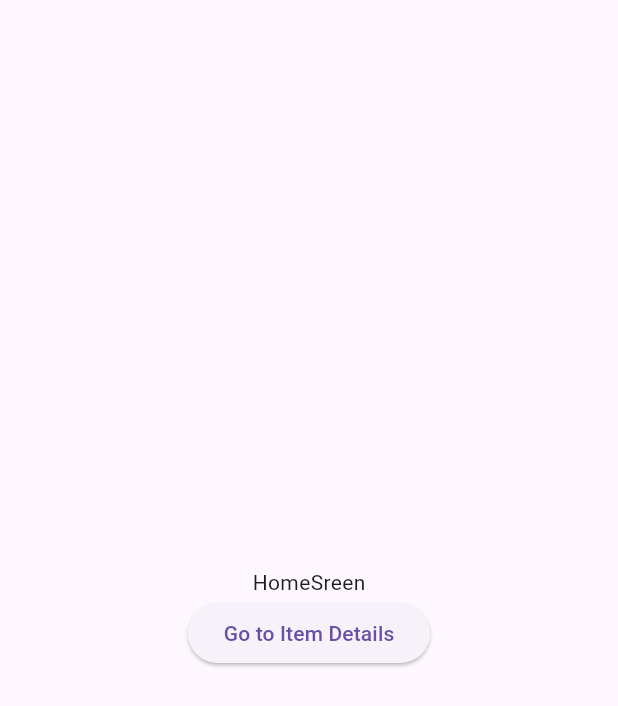
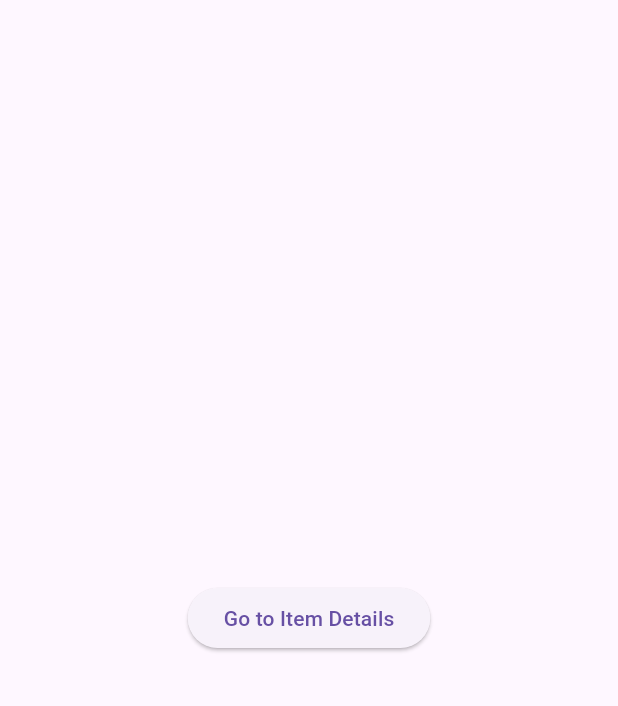
Before and after one commit to Domincee/Baylora, a Flutter app: the HomeScreen screen opened directly, on a phone screen of 412 x 824 dp. Shown: the top 706 px of the screen. Run offline on Flutter 3.47's test engine with Material 3 defaults, Android fonts, the phone set to English and light mode, and no system bars; our stand-ins replace flutter_svg, google_fonts; project files that could hold a hidden picture were left out.

Commit message:
initial commit item-card

```diff
--- a/lib/screens/home/home_screen.dart
+++ b/lib/screens/home/home_screen.dart
@@ -13,8 +13,9 @@ class HomeScreen extends StatelessWidget {
         child: Column(
           mainAxisAlignment: MainAxisAlignment.center,
           children: [
-            Text("HomeSreen"),
+            Container(
 
+            ),
             ElevatedButton(onPressed: () => Navigator.pushNamed(context, AppRoutes.itemDetailScreen), child: Text("Go to Item Details"))
           ],
         )
```
Also changed, not shown: lib/widgets/item_card.dart (added).
